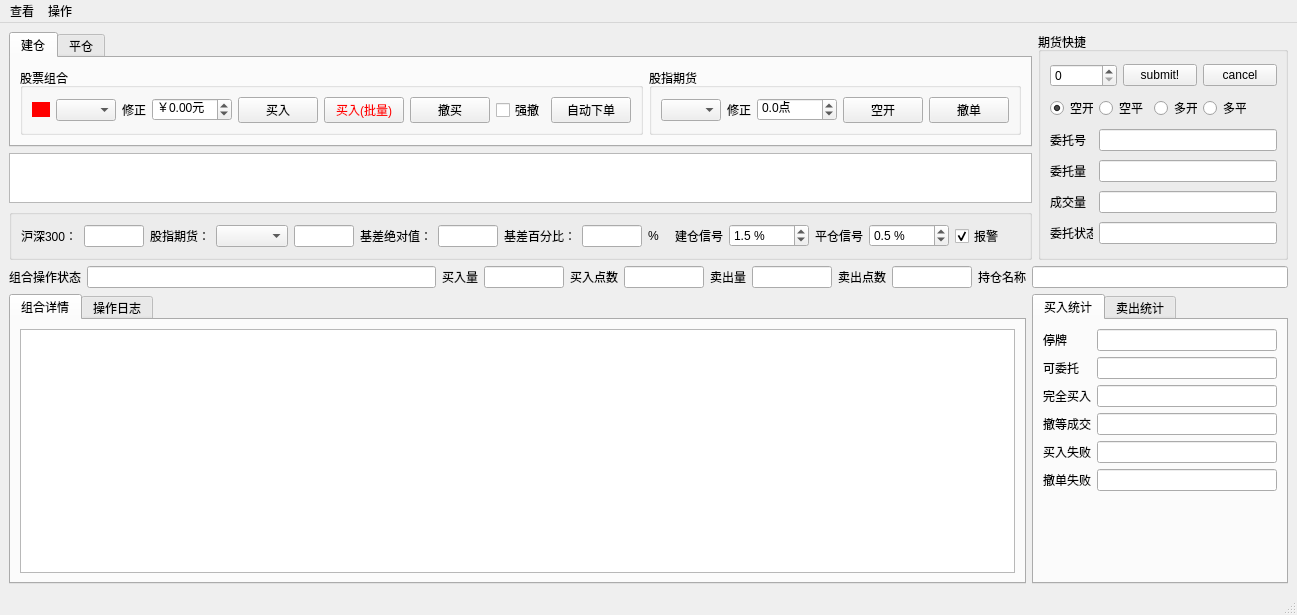
The window that dev/easytrader/tradeui.ui (unit-xx/xfiles) describes before a commit, drawn with Qt 5.
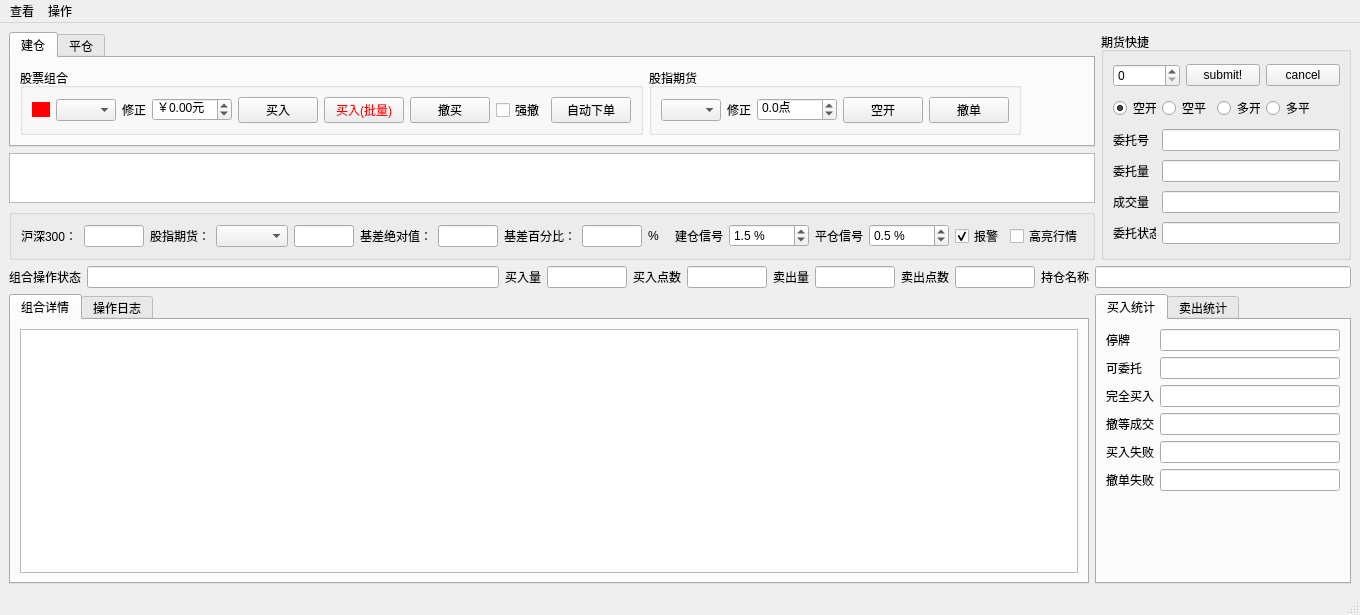
The same window after the commit. Icons and pictures are not drawn.

The edit to the form file:
```diff
--- a/dev/easytrader/tradeui.ui
+++ b/dev/easytrader/tradeui.ui
@@ -6,7 +6,7 @@
    <rect>
     <x>0</x>
     <y>0</y>
-    <width>1278</width>
+    <width>1355</width>
     <height>615</height>
    </rect>
   </property>
@@ -1046,6 +1046,13 @@
          </property>
         </widget>
        </item>
+       <item row="0" column="16">
+        <widget class="QCheckBox" name="highlightchk">
+         <property name="text">
+          <string>高亮行情</string>
+         </property>
+        </widget>
+       </item>
       </layout>
      </widget>
     </item>
@@ -1486,7 +1493,7 @@
     <rect>
      <x>0</x>
      <y>0</y>
-     <width>1278</width>
+     <width>1355</width>
      <height>23</height>
     </rect>
    </property>
```
Left out of the diff: 3 changed lines with no effect on the pictures.
